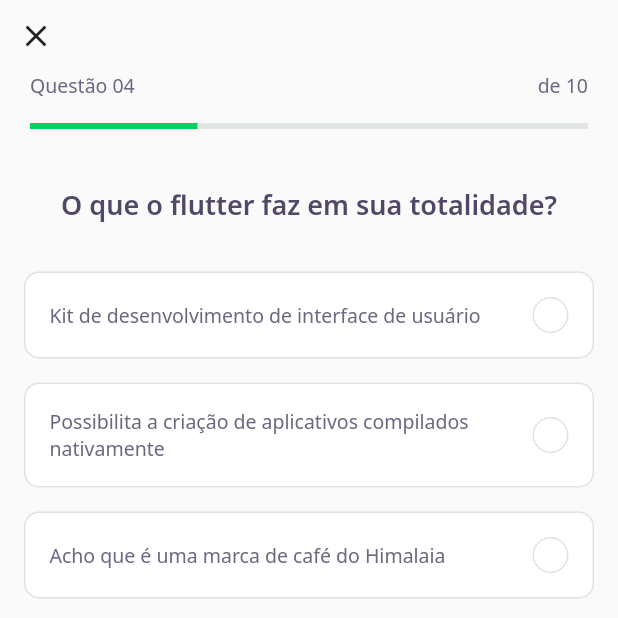
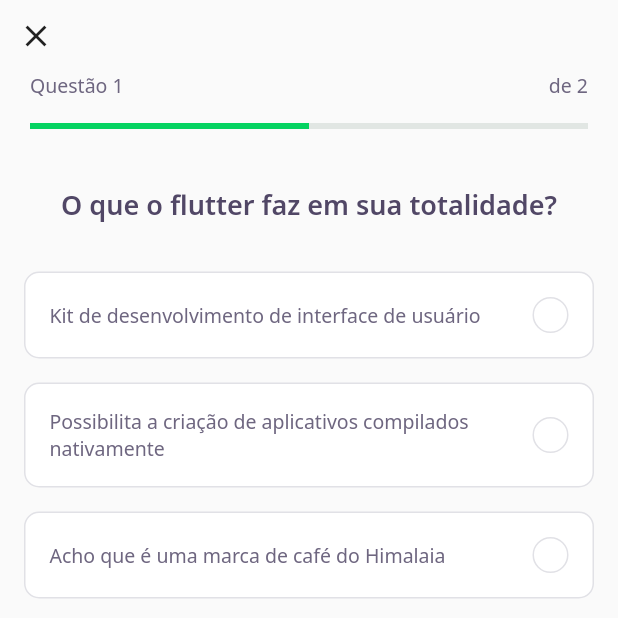
Before and after one commit to Wasgton/nlw_devQuiz, a Flutter app: the screen it shows after launch, after a tap on "NLW 5 Flutter", on a phone screen of 412 x 824 dp, the top half of it. Run offline on Flutter 3.47's test engine with Material 2 defaults, Android fonts, the phone set to English and light mode, and no system bars; our stand-ins replace google_fonts; accounts and stored records are empty; network calls fail.

Commit message:
Animações e controller de respostas

```diff
--- /dev/null
+++ b/lib/pages/challenge/challenge_controller.dart
@@ -0,0 +1,9 @@
+
+
+import 'package:flutter/foundation.dart';
+
+class ChallengeController{
+  final currentPageNotifier = ValueNotifier<int>(1);
+  int get currentPage => currentPageNotifier.value;
+  set currentPage(int value) => currentPageNotifier.value = value+1;
+}
--- a/lib/pages/challenge/challenge_page.dart
+++ b/lib/pages/challenge/challenge_page.dart
@@ -1,3 +1,4 @@
+import 'package:DevQuiz/pages/challenge/challenge_controller.dart';
 import 'package:DevQuiz/pages/challenge/widgets/answer/answer_widget.dart';
 import 'package:DevQuiz/pages/challenge/widgets/next_button/next_button_widget.dart';
 import 'package:DevQuiz/pages/challenge/widgets/question_indicator/question_indicator_widget.dart';
@@ -14,6 +15,16 @@ class ChallengePage extends StatefulWidget {
 }
 
 class _ChallengePageState extends State<ChallengePage> {
+  final controller = ChallengeController();
+  final pageController = PageController();
+  @override
+  void initState(){
+    pageController.addListener(() {
+      controller.currentPage = pageController.page!.toInt();
+    });
+    super.initState();
+  }
+
   @override
   Widget build(BuildContext context) {
     return Scaffold(
@@ -24,14 +35,24 @@ class _ChallengePageState extends State<ChallengePage> {
               crossAxisAlignment: CrossAxisAlignment.start,
               children: [
                 IconButton(icon: Icon(Icons.close), onPressed: () {Navigator.pop(context);}),
-                QuestionIndicatorWidget(),
+                ValueListenableBuilder<int>(
+                  valueListenable: controller.currentPageNotifier,
+                  builder: (context,value,_) => QuestionIndicatorWidget(
+                    currentPage: value,
+                    length: widget.questions.length,
+                  ),
+                ),
               ],
             )
         ),
         preferredSize: Size.fromHeight(100),
       ),
-      body: QuizWidget(
-          question: widget.questions[0]
+      body: PageView(
+        physics: NeverScrollableScrollPhysics(),
+        controller: pageController,
+        children: widget.questions.map(
+                (e) => QuizWidget(question: e)
+        ).toList(),
       ),
       bottomNavigationBar: SafeArea(
         child: Padding(
@@ -39,8 +60,15 @@ class _ChallengePageState extends State<ChallengePage> {
           child: Row(
             mainAxisAlignment: MainAxisAlignment.spaceEvenly,
             children: [
-              Expanded(child: NextButtonWidget.white(label: "Pular",onTap: (){},)),
-              Expanded(child: NextButtonWidget.green(label: "Confirmar",onTap: (){}))
+              Expanded(child: NextButtonWidget.white(label: "Pular",onTap: (){
+                pageController.nextPage(
+                    duration: Duration(milliseconds: 300),
+                    curve: Curves.linear,
+                );
+              },)),
+              Expanded(child: NextButtonWidget.green(label: "Confirmar",onTap: (){
+
+              }))
             ],
           ),
         ),
--- a/lib/pages/challenge/widgets/answer/answer_widget.dart
+++ b/lib/pages/challenge/widgets/answer/answer_widget.dart
@@ -1,40 +1,44 @@
 import 'package:DevQuiz/core/app_colors.dart';
 import 'package:DevQuiz/core/app_text_styles.dart';
+import 'package:DevQuiz/shared/models/Answer.dart';
 import 'package:flutter/material.dart';
 
 class AnswerWidget extends StatelessWidget {
 
-  final String title;
-  final bool isRight, isSelected;
+  final Answer answer;
+  final bool isSelected;
+  final VoidCallback onTap;
 
   const AnswerWidget({
         Key? key,
-        required this.title,
-        this.isRight = false,
+        required this.answer,
+        required this.onTap,
         this.isSelected = false,
   }):super(key:key);
 
   Color get _selectedColorRight =>
-      isRight ? AppColors.darkGreen : AppColors.darkRed;
+      answer.isRight ? AppColors.darkGreen : AppColors.darkRed;
 
   Color get _selectedBorderRight =>
-      isRight ? AppColors.lightGreen : AppColors.lightRed;
+      answer.isRight ? AppColors.lightGreen : AppColors.lightRed;
 
   Color get _selectedColorCardRight =>
-      isRight ? AppColors.lightGreen : AppColors.lightRed;
+      answer.isRight ? AppColors.lightGreen : AppColors.lightRed;
 
   Color get _selectedBorderCardRight =>
-      isRight ? AppColors.green : AppColors.red;
+      answer.isRight ? AppColors.green : AppColors.red;
 
   TextStyle get _selectedTextStyleRight =>
-      isRight ? AppTextStyles.bodyDarkGreen : AppTextStyles.bodyDarkRed;
+      answer.isRight ? AppTextStyles.bodyDarkGreen : AppTextStyles.bodyDarkRed;
 
-  IconData get _selectedIconRight => isRight ? Icons.check : Icons.close;
+  IconData get _selectedIconRight => answer.isRight ? Icons.check : Icons.close;
 
   @override
   Widget build(BuildContext context) {
     return Padding(
       padding: const EdgeInsets.symmetric(horizontal: 16, vertical: 8),
+      child: GestureDetector(
+        onTap: onTap,
         child: Container(
           padding: EdgeInsets.all(16),
           decoration: BoxDecoration(
@@ -49,7 +53,7 @@ class AnswerWidget extends StatelessWidget {
             mainAxisAlignment: MainAxisAlignment.spaceBetween,
             children: [
               Expanded(
-                child: Text(title,style: isSelected ? _selectedTextStyleRight : AppTextStyles.body,)
+                  child: Text(answer.title,style: isSelected ? _selectedTextStyleRight : AppTextStyles.body,)
               ),
               Container(
                 height: 24,
@@ -66,6 +70,7 @@ class AnswerWidget extends StatelessWidget {
             ],
           ),
         ),
+      ),
     );
   }
 }
--- a/lib/pages/challenge/widgets/question_indicator/question_indicator_widget.dart
+++ b/lib/pages/challenge/widgets/question_indicator/question_indicator_widget.dart
@@ -4,7 +4,10 @@ import 'package:DevQuiz/core/core.dart';
 
 class QuestionIndicatorWidget extends StatelessWidget {
 
-  const QuestionIndicatorWidget({Key? key}) :super(key: key);
+  final int currentPage;
+  final int length;
+
+  const QuestionIndicatorWidget({Key? key, required this.currentPage, required this.length}) :super(key: key);
 
   @override
   Widget build(BuildContext context) {
@@ -16,18 +19,18 @@ class QuestionIndicatorWidget extends StatelessWidget {
             mainAxisAlignment: MainAxisAlignment.spaceBetween,
             children: [
               Text(
-                "Questão 04",
+                "Questão ${currentPage}",
                 style: AppTextStyles.body,
               ),
               Text(
-                "de 10",
+                "de ${length}",
                 style: AppTextStyles.body,
               ),
             ],
           ),
           Container(
             margin: EdgeInsets.symmetric(vertical: 16),
-            child: ProgressIndicadorWidget(value: .3)
+            child: ProgressIndicadorWidget(value: currentPage/length)
           )
         ],
       ),
--- /dev/null
+++ b/lib/pages/challenge/widgets/quiz/quiz_controller.dart
@@ -0,0 +1,7 @@
+
+class QuizController{
+
+  var indexSelected = 0;
+
+
+}
--- a/lib/pages/challenge/widgets/quiz/quiz_widget.dart
+++ b/lib/pages/challenge/widgets/quiz/quiz_widget.dart
@@ -4,9 +4,18 @@ import 'package:DevQuiz/shared/models/Question.dart';
 import 'package:flutter/material.dart';
 
 
-class QuizWidget extends StatelessWidget {
+class QuizWidget extends StatefulWidget {
   final Question question;
   const QuizWidget({Key? key, required this.question}): super(key: key);
+
+  @override
+  _QuizWidgetState createState() => _QuizWidgetState();
+}
+
+class _QuizWidgetState extends State<QuizWidget> {
+  int indexSelected = -1;
+
+  answers(int index)=>widget.question.answer[index];
 
   @override
   Widget build(BuildContext context) {
@@ -16,17 +25,21 @@ class QuizWidget extends StatelessWidget {
           Container(
             margin: EdgeInsets.symmetric(vertical: 24),
             child: Text(
-                question.question,
+                widget.question.question,
               style: AppTextStyles.heading,
             ),
           ),
-          ...question.answer
-              .map(
-                (e) => AnswerWidget(
-                isRight: e.isRight,
-                title: e.title
-              ),
-          ).toList()
+          for(var i = 0; i<widget.question.answer.length; i++)
+            AnswerWidget(
+              answer: answers(i),
+              isSelected: indexSelected == i,
+              onTap: (){
+                indexSelected = i;
+                setState(() {
+
+                });
+              },
+            ),
         ],
       ),
     );
```
Lines whose indentation alone changed are shown as unchanged.
